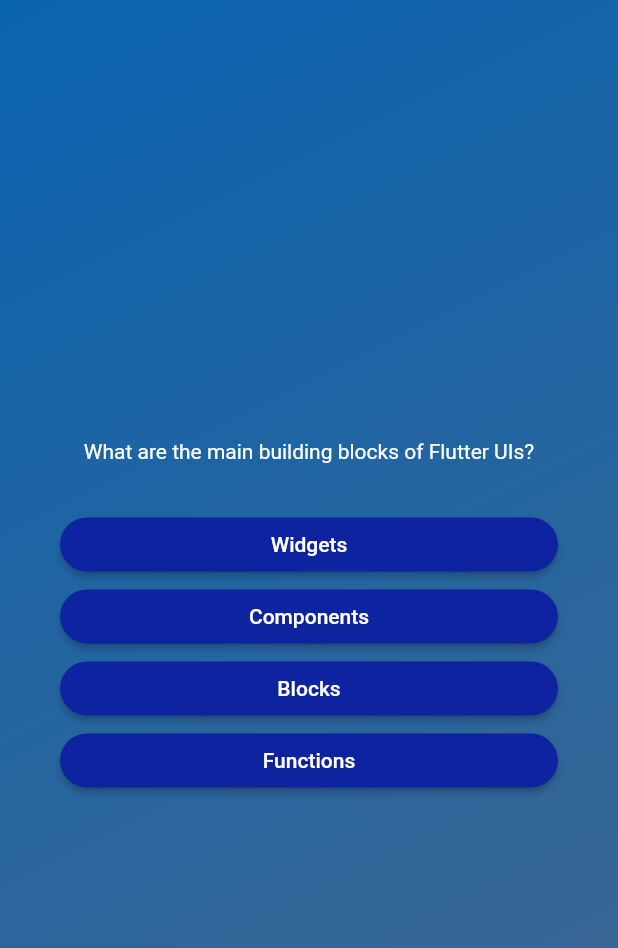
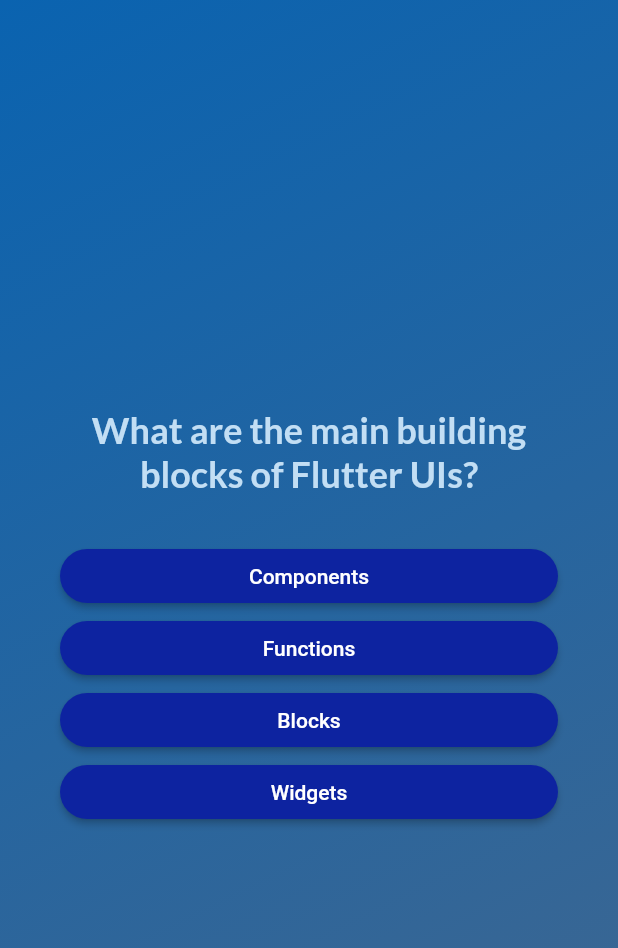
Before and after one commit to liba6/flutter_quiz, a Flutter app: the screen it shows after launch, after a tap on "Start Quiz", on a phone screen of 412 x 824 dp. Shown: the top 948 px of the screen. Run offline on Flutter 3.47's test engine with Material 2 defaults, Android fonts, the phone set to English and light mode, and no system bars; our stand-ins replace google_fonts.

```diff
--- a/lib/answer_button.dart
+++ b/lib/answer_button.dart
@@ -17,7 +17,10 @@ class AnswerButton extends StatelessWidget {
           shape:
               RoundedRectangleBorder(borderRadius: BorderRadius.circular(40)),
           padding: const EdgeInsets.symmetric(vertical: 10, horizontal: 40)),
-      child: Text(answerText),
+      child: Text(
+        answerText,
+        textAlign: TextAlign.center,
+      ),
     );
   }
 }
--- a/lib/models/quiz_question.dart
+++ b/lib/models/quiz_question.dart
@@ -2,4 +2,10 @@ class QuizQuestion {
   const QuizQuestion(this.text, this.answers);
   final String text;
   final List<String> answers;
+
+  List<String> getShuffledAnswers() {
+    final shuffledList = List.of(answers);
+    shuffledList.shuffle();
+    return shuffledList;
+  }
 }
--- a/lib/questions_screen.dart
+++ b/lib/questions_screen.dart
@@ -1,9 +1,15 @@
 import 'package:flutter/material.dart';
 import 'package:flutter_quiz/answer_button.dart';
 import 'package:flutter_quiz/data/questions.dart';
+import 'package:google_fonts/google_fonts.dart';
 
 class QuestionsScreen extends StatefulWidget {
-  const QuestionsScreen({super.key});
+  const QuestionsScreen({
+    super.key,
+    required this.onSelectAnswer,
+  });
+
+  final void Function(String answer) onSelectAnswer;
   @override
   State<QuestionsScreen> createState() {
     return _QuestionsScreenState();
@@ -11,9 +17,18 @@ class QuestionsScreen extends StatefulWidget {
 }
 
 class _QuestionsScreenState extends State<QuestionsScreen> {
+  var currentQuestionIndex = 0;
+
+  void answerQuestion(String selectedAnswer) {
+    widget.onSelectAnswer('...');
+    setState(() {
+      currentQuestionIndex++;
+    });
+  }
+
   @override
   Widget build(context) {
-    final currentQuestion = questions[0];
+    final currentQuestion = questions[currentQuestionIndex];
     return SizedBox(
       width: double.infinity,
       child: Container(
@@ -24,17 +39,20 @@ class _QuestionsScreenState extends State<QuestionsScreen> {
           children: [
             Text(
               currentQuestion.text,
-              style: const TextStyle(
-                color: Colors.white,
-              ),
+              style: GoogleFonts.lato(
+                  color: const Color.fromARGB(255, 194, 222, 244),
+                  fontSize: 24,
+                  fontWeight: FontWeight.bold),
               textAlign: TextAlign.center,
             ),
             const SizedBox(height: 30),
-            ...currentQuestion.answers.map(
+            ...currentQuestion.getShuffledAnswers().map(
               (answer) {
                 return AnswerButton(
                   answerText: answer,
-                  onTap: () {},
+                  onTap: (){
+                    answerQuestion(answer);
+                  },
                 );
               },
             )
--- a/lib/quiz.dart
+++ b/lib/quiz.dart
@@ -1,6 +1,8 @@
 import 'package:flutter/material.dart';
 import 'package:flutter_quiz/questions_screen.dart';
 import 'package:flutter_quiz/start_screen.dart';
+import 'package:flutter_quiz/data/questions.dart';
+import 'package:flutter_quiz/results_screen.dart';
 
 class Quiz extends StatefulWidget {
   const Quiz({super.key});
@@ -11,6 +13,7 @@ class Quiz extends StatefulWidget {
 }
 
 class _QuizState extends State<Quiz> {
+  List<String> selectedAnswers = [];
   var activeScreen = 'start-screen';
 
   void switchScreen() {
@@ -19,11 +22,26 @@ class _QuizState extends State<Quiz> {
     });
   }
 
+  void chooseAnswer(String answer) {
+    selectedAnswers.add(answer);
+
+    if (selectedAnswers.length == questions.length) {
+      setState(() {
+        selectedAnswers = [];
+        activeScreen = 'results-screen';
+      });
+    }
+  }
+
   @override
   Widget build(context) {
-    final screenWidget = activeScreen == 'start-screen'
+    var screenWidget = activeScreen == 'start-screen'
         ? StartScreen(switchScreen)
-        : const QuestionsScreen();
+        : QuestionsScreen(onSelectAnswer: chooseAnswer);
+
+    if (activeScreen == 'results-screen') {
+      screenWidget = const ResultsScreen();
+    }
 
     return MaterialApp(
       home: Scaffold(
--- a/lib/start_screen.dart
+++ b/lib/start_screen.dart
@@ -1,4 +1,5 @@
 import 'package:flutter/material.dart';
+import 'package:google_fonts/google_fonts.dart';
 
 class StartScreen extends StatelessWidget {
   const StartScreen(this.startQuiz, {super.key});
@@ -17,10 +18,10 @@ class StartScreen extends StatelessWidget {
             color: const Color.fromARGB(150, 255, 255, 255),
           ),
           const SizedBox(height: 80),
-          const Text(
+          Text(
             'Learn Flutter the fun way!',
-            style: TextStyle(
-              color: Color.fromRGBO(255, 255, 255, 1),
+            style: GoogleFonts.lato(
+              color: const Color.fromRGBO(255, 255, 255, 1),
               fontSize: 24,
             ),
           ),
--- a/pubspec.yaml
+++ b/pubspec.yaml
@@ -34,6 +34,7 @@ dependencies:
   # The following adds the Cupertino Icons font to your application.
   # Use with the CupertinoIcons class for iOS style icons.
   cupertino_icons: ^1.0.2
+  google_fonts: ^5.1.0
 
 dev_dependencies:
   flutter_test:
```
Also changed, not shown: lib/results_screen.dart (added, +28 -0 lines), pubspec.lock, 7 other files.
